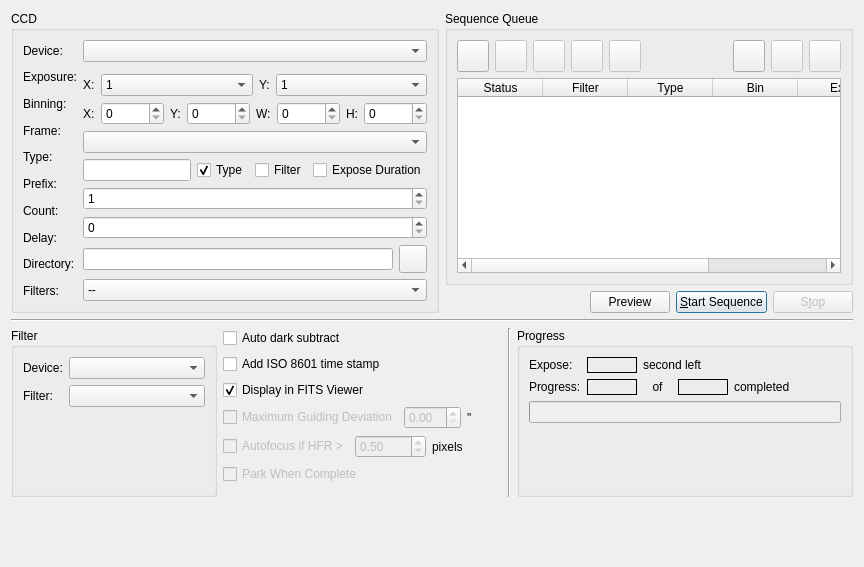
Qt form kstars/ekos/capture.ui (KDE/kstars) before a commit.
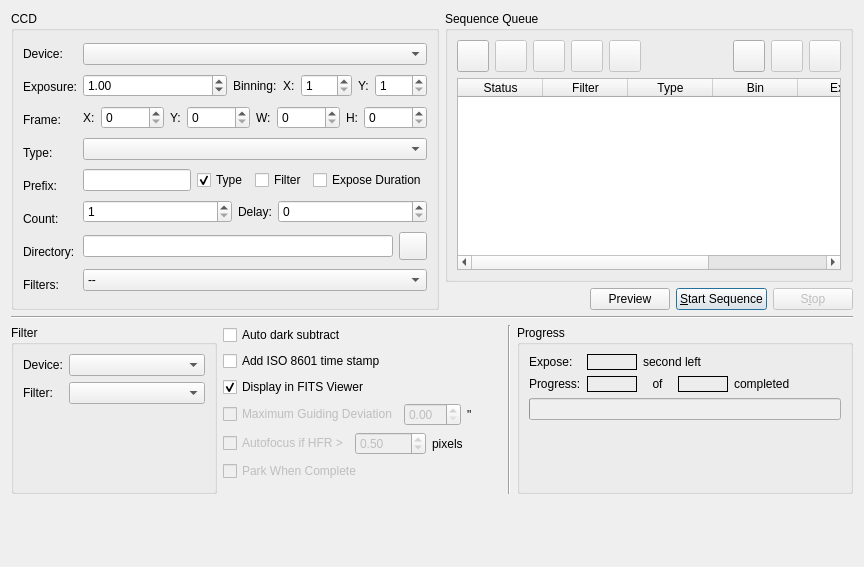
The same form after that commit. Custom widgets are drawn as their Qt base class.

Commit message: Improving intefrace to be more consistent with rest of Ekos

What changed in the file:
```diff
--- a/kstars/ekos/capture.ui
+++ b/kstars/ekos/capture.ui
@@ -10,8 +10,10 @@
     <height>567</height>
    </rect>
   </property>
-  <layout class="QGridLayout" name="gridLayout">
-   <item row="0" column="0">
+  <layout class="QVBoxLayout" name="verticalLayout_10">
+   <item>
+    <layout class="QHBoxLayout" name="horizontalLayout_19">
+     <item>
     <layout class="QHBoxLayout" name="horizontalLayout_5" stretch="0">
      <property name="sizeConstraint">
       <enum>QLayout::SetDefaultConstraint</enum>
@@ -36,7 +38,7 @@
        <property name="title">
         <string>CCD</string>
        </property>
-       <layout class="QHBoxLayout" name="horizontalLayout_9">
+         <layout class="QHBoxLayout" name="horizontalLayout_18">
         <item>
          <layout class="QVBoxLayout" name="verticalLayout">
           <item>
@@ -65,19 +67,6 @@
             </property>
            </widget>
           </item>
-          <item>
-           <widget class="QLabel" name="textLabel1_9">
-            <property name="toolTip">
-             <string>Horizontal and Vertical binning</string>
-            </property>
-            <property name="whatsThis">
-             <string/>
-            </property>
-            <property name="text">
-             <string>Binning:</string>
-            </property>
-           </widget>
-          </item>
           <item>
            <widget class="QLabel" name="textLabel1_12">
             <property name="toolTip">
@@ -130,19 +119,6 @@
             </property>
            </widget>
           </item>
-          <item>
-           <widget class="QLabel" name="textLabel1_8">
-            <property name="toolTip">
-             <string>Delay in seconds between consecutive images</string>
-            </property>
-            <property name="whatsThis">
-             <string/>
-            </property>
-            <property name="text">
-             <string>Delay:</string>
-            </property>
-           </widget>
-          </item>
           <item>
            <widget class="QLabel" name="textLabel1_18">
             <property name="toolTip">
@@ -174,18 +150,41 @@
            <widget class="KComboBox" name="CCDCaptureCombo"/>
           </item>
           <item>
-           <widget class="KDoubleNumInput" name="exposureIN" native="true">
-            <property name="value" stdset="0">
+             <layout class="QHBoxLayout" name="horizontalLayout_16">
+              <item>
+               <widget class="QDoubleSpinBox" name="exposureIN">
+                <property name="sizePolicy">
+                 <sizepolicy hsizetype="MinimumExpanding" vsizetype="Fixed">
+                  <horstretch>0</horstretch>
+                  <verstretch>0</verstretch>
+                 </sizepolicy>
+                </property>
+                <property name="minimum">
+                 <double>0.010000000000000</double>
+                </property>
+                <property name="maximum">
+                 <double>3600.000000000000000</double>
+                </property>
+                <property name="value">
              <double>1.000000000000000</double>
             </property>
-            <property name="minimum" stdset="0">
-             <double>0.000000000000000</double>
-            </property>
-            <property name="singleStep" stdset="0">
-             <double>0.500000000000000</double>
-            </property>
-           </widget>
-          </item>
+               </widget>
+              </item>
+              <item>
+               <widget class="QLabel" name="textLabel1_9">
+                <property name="toolTip">
+                 <string>Horizontal and Vertical binning</string>
+                </property>
+                <property name="whatsThis">
+                 <string/>
+                </property>
+                <property name="text">
+                 <string>Binning:</string>
+                </property>
+               </widget>
+              </item>
+              <item>
+               <layout class="QHBoxLayout" name="horizontalLayout_15">
           <item>
            <layout class="QHBoxLayout" name="horizontalLayout">
             <item>
@@ -202,35 +201,31 @@
              </widget>
             </item>
             <item>
-             <widget class="KComboBox" name="binXCombo">
+                   <widget class="QSpinBox" name="binXIN">
               <property name="sizePolicy">
-               <sizepolicy hsizetype="Preferred" vsizetype="Fixed">
-                <horstretch>1</horstretch>
+                     <sizepolicy hsizetype="MinimumExpanding" vsizetype="Fixed">
+                      <horstretch>0</horstretch>
                 <verstretch>0</verstretch>
                </sizepolicy>
               </property>
-              <item>
-               <property name="text">
-                <string>1</string>
-               </property>
-              </item>
-              <item>
-               <property name="text">
-                <string>2</string>
-               </property>
-              </item>
-              <item>
-               <property name="text">
-                <string>3</string>
-               </property>
-              </item>
-              <item>
-               <property name="text">
-                <string>4</string>
-               </property>
-              </item>
-             </widget>
-            </item>
+                    <property name="toolTip">
+                     <string>Horizontal binning</string>
+                    </property>
+                    <property name="minimum">
+                     <number>1</number>
+                    </property>
+                    <property name="maximum">
+                     <number>10</number>
+                    </property>
+                    <property name="value">
+                     <number>1</number>
+                    </property>
+                   </widget>
+                  </item>
+                 </layout>
+                </item>
+                <item>
+                 <layout class="QHBoxLayout" name="horizontalLayout_9">
             <item>
              <widget class="QLabel" name="textLabel1_11">
               <property name="toolTip">
@@ -245,37 +240,30 @@
              </widget>
             </item>
             <item>
-             <widget class="KComboBox" name="binYCombo">
+                   <widget class="QSpinBox" name="binYIN">
               <property name="sizePolicy">
-               <sizepolicy hsizetype="Preferred" vsizetype="Fixed">
-                <horstretch>1</horstretch>
+                     <sizepolicy hsizetype="MinimumExpanding" vsizetype="Fixed">
+                      <horstretch>0</horstretch>
                 <verstretch>0</verstretch>
                </sizepolicy>
               </property>
-              <property name="sizeAdjustPolicy">
-               <enum>QComboBox::AdjustToContentsOnFirstShow</enum>
-              </property>
-              <item>
-               <property name="text">
-                <string>1</string>
-               </property>
-              </item>
-              <item>
-               <property name="text">
-                <string>2</string>
-               </property>
-              </item>
-              <item>
-               <property name="text">
-                <string>3</string>
-               </property>
-              </item>
-              <item>
-               <property name="text">
-                <string>4</string>
-               </property>
-              </item>
-             </widget>
+                    <property name="toolTip">
+                     <string>Vertical binning</string>
+                    </property>
+                    <property name="minimum">
+                     <number>1</number>
+                    </property>
+                    <property name="maximum">
+                     <number>10</number>
+                    </property>
+                    <property name="value">
+                     <number>1</number>
+                    </property>
+                   </widget>
+                  </item>
+                 </layout>
+                </item>
+               </layout>
             </item>
            </layout>
           </item>
@@ -384,7 +372,7 @@
           <item>
            <layout class="QHBoxLayout" name="horizontalLayout_3">
             <item>
-             <widget class="KLineEdit" name="prefixIN"/>
+               <widget class="QLineEdit" name="prefixIN"/>
             </item>
             <item>
              <widget class="QCheckBox" name="frameTypeCheck">
@@ -422,7 +410,15 @@
            </layout>
           </item>
           <item>
+             <layout class="QHBoxLayout" name="horizontalLayout_17">
+              <item>
            <widget class="QSpinBox" name="countIN">
+                <property name="sizePolicy">
+                 <sizepolicy hsizetype="MinimumExpanding" vsizetype="Fixed">
+                  <horstretch>0</horstretch>
+                  <verstretch>0</verstretch>
+                 </sizepolicy>
+                </property>
             <property name="minimum">
              <number>1</number>
             </property>
@@ -434,17 +430,38 @@
             </property>
            </widget>
           </item>
+              <item>
+               <widget class="QLabel" name="textLabel1_8">
+                <property name="toolTip">
+                 <string>Delay in seconds between consecutive images</string>
+                </property>
+                <property name="whatsThis">
+                 <string/>
+                </property>
+                <property name="text">
+                 <string>Delay:</string>
+                </property>
+               </widget>
+              </item>
           <item>
            <widget class="QSpinBox" name="delayIN">
+                <property name="sizePolicy">
+                 <sizepolicy hsizetype="MinimumExpanding" vsizetype="Fixed">
+                  <horstretch>0</horstretch>
+                  <verstretch>0</verstretch>
+                 </sizepolicy>
+                </property>
             <property name="maximum">
              <number>3600</number>
             </property>
            </widget>
           </item>
+             </layout>
+            </item>
           <item>
            <layout class="QHBoxLayout" name="horizontalLayout_8">
             <item>
-             <widget class="KLineEdit" name="fitsDir"/>
+               <widget class="QLineEdit" name="fitsDir"/>
             </item>
             <item>
              <widget class="QPushButton" name="selectFITSDirB">
@@ -489,7 +506,7 @@
      </item>
     </layout>
    </item>
-   <item row="0" column="1">
+     <item>
     <layout class="QVBoxLayout" name="verticalLayout_3">
      <item>
       <widget class="QGroupBox" name="groupBox">
@@ -809,14 +826,16 @@
      </item>
     </layout>
    </item>
-   <item row="1" column="0" colspan="2">
+    </layout>
+   </item>
+   <item>
     <widget class="Line" name="line">
      <property name="orientation">
       <enum>Qt::Horizontal</enum>
      </property>
     </widget>
    </item>
-   <item row="2" column="0" colspan="2">
+   <item>
     <layout class="QHBoxLayout" name="horizontalLayout_13">
      <item>
       <widget class="QGroupBox" name="setupGroup">
@@ -1224,7 +1243,7 @@
      </item>
     </layout>
    </item>
-   <item row="3" column="0" colspan="2">
+   <item>
     <spacer name="verticalSpacer12">
      <property name="orientation">
       <enum>Qt::Vertical</enum>
@@ -1248,17 +1267,6 @@
    <extends>QComboBox</extends>
    <header>kcombobox.h</header>
   </customwidget>
-  <customwidget>
-   <class>KDoubleNumInput</class>
-   <extends>QWidget</extends>
-   <header>knuminput.h</header>
-  </customwidget>
-  <customwidget>
-   <class>KLineEdit</class>
-   <extends>QLineEdit</extends>
-   <header>klineedit.h</header>
-   <container>1</container>
-  </customwidget>
  </customwidgets>
  <resources/>
  <connections/>
```
Lines whose indentation alone changed are shown as unchanged. The commit also changes 1 other file.
